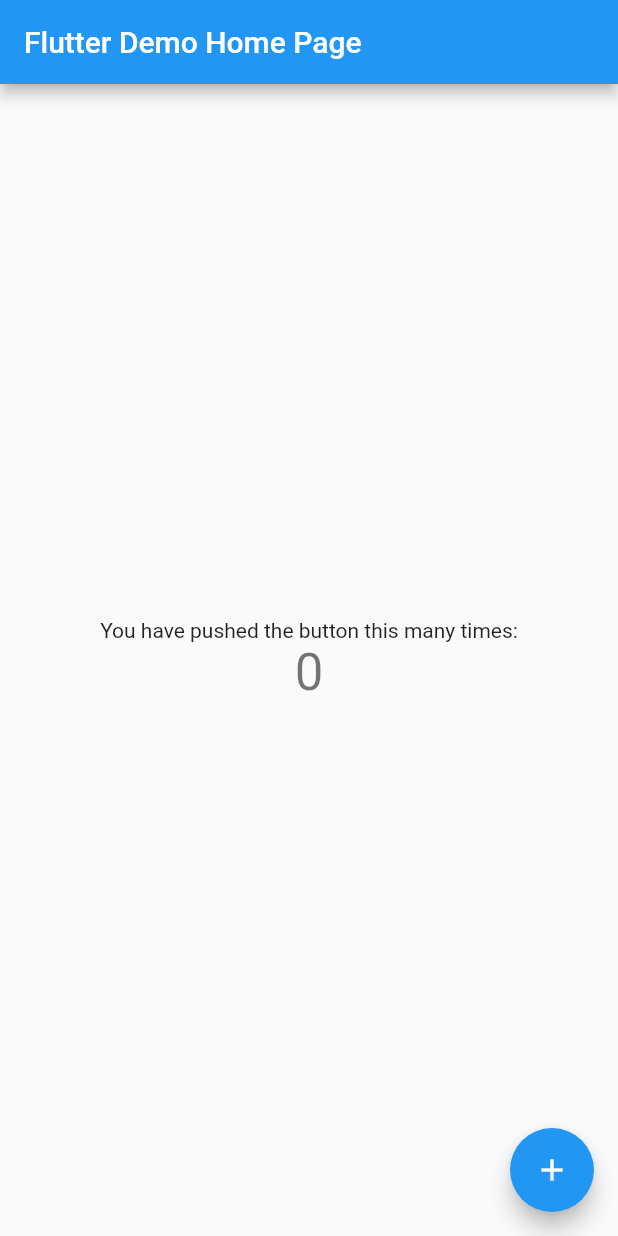
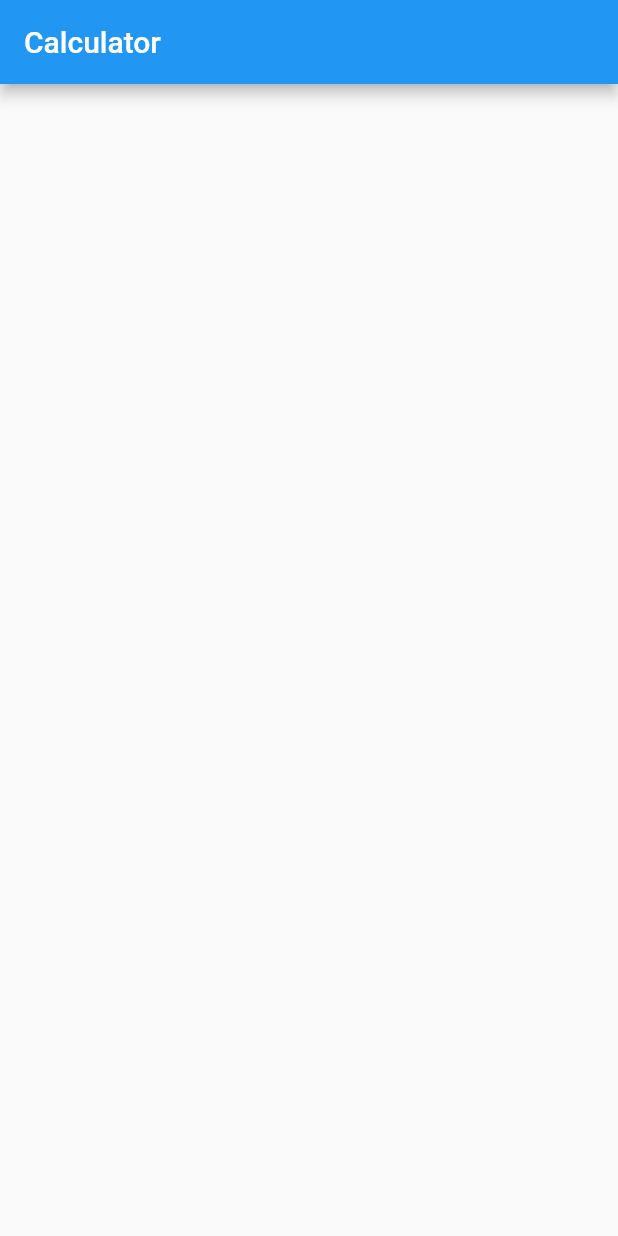
Before and after one commit to s-erfani/calculator_v2, a Flutter app: the screen it shows after launch, on a phone screen of 412 x 824 dp. Run offline on Flutter 3.47's test engine with Material 2 defaults, Android fonts, the phone set to English and light mode, and no system bars.

Commit message:
create empty screen

```diff
--- a/lib/main.dart
+++ b/lib/main.dart
@@ -9,109 +9,19 @@
   @override
   Widget build(BuildContext context) {
     return MaterialApp(
-      title: 'Flutter Demo',
-      theme: ThemeData(
-        // This is the theme of your application.
-        //
-        // Try running your application with "flutter run". You'll see the
-        // application has a blue toolbar. Then, without quitting the app, try
-        // changing the primarySwatch below to Colors.green and then invoke
-        // "hot reload" (press "r" in the console where you ran "flutter run",
-        // or simply save your changes to "hot reload" in a Flutter IDE).
-        // Notice that the counter didn't reset back to zero; the application
-        // is not restarted.
-        primarySwatch: Colors.blue,
-        // This makes the visual density adapt to the platform that you run
-        // the app on. For desktop platforms, the controls will be smaller and
-        // closer together (more dense) than on mobile platforms.
-        visualDensity: VisualDensity.adaptivePlatformDensity,
-      ),
-      home: MyHomePage(title: 'Flutter Demo Home Page'),
+      debugShowCheckedModeBanner: false,
+      home: MyHomePage(),
     );
   }
 }
 
-class MyHomePage extends StatefulWidget {
-  MyHomePage({Key key, this.title}) : super(key: key);
-
-  // This widget is the home page of your application. It is stateful, meaning
-  // that it has a State object (defined below) that contains fields that affect
-  // how it looks.
-
-  // This class is the configuration for the state. It holds the values (in this
-  // case the title) provided by the parent (in this case the App widget) and
-  // used by the build method of the State. Fields in a Widget subclass are
-  // always marked "final".
-
-  final String title;
-
-  @override
-  _MyHomePageState createState() => _MyHomePageState();
-}
-
-class _MyHomePageState extends State<MyHomePage> {
-  int _counter = 0;
-
-  void _incrementCounter() {
-    setState(() {
-      // This call to setState tells the Flutter framework that something has
-      // changed in this State, which causes it to rerun the build method below
-      // so that the display can reflect the updated values. If we changed
-      // _counter without calling setState(), then the build method would not be
-      // called again, and so nothing would appear to happen.
-      _counter++;
-    });
-  }
-
+class MyHomePage extends StatelessWidget {
   @override
   Widget build(BuildContext context) {
-    // This method is rerun every time setState is called, for instance as done
-    // by the _incrementCounter method above.
-    //
-    // The Flutter framework has been optimized to make rerunning build methods
-    // fast, so that you can just rebuild anything that needs updating rather
-    // than having to individually change instances of widgets.
     return Scaffold(
       appBar: AppBar(
-        // Here we take the value from the MyHomePage object that was created by
-        // the App.build method, and use it to set our appbar title.
-        title: Text(widget.title),
+        title: Text("Calculator"),
       ),
-      body: Center(
-        // Center is a layout widget. It takes a single child and positions it
-        // in the middle of the parent.
-        child: Column(
-          // Column is also a layout widget. It takes a list of children and
-          // arranges them vertically. By default, it sizes itself to fit its
-          // children horizontally, and tries to be as tall as its parent.
-          //
-          // Invoke "debug painting" (press "p" in the console, choose the
-          // "Toggle Debug Paint" action from the Flutter Inspector in Android
-          // Studio, or the "Toggle Debug Paint" command in Visual Studio Code)
-          // to see the wireframe for each widget.
-          //
-          // Column has various properties to control how it sizes itself and
-          // how it positions its children. Here we use mainAxisAlignment to
-          // center the children vertically; the main axis here is the vertical
-          // axis because Columns are vertical (the cross axis would be
-          // horizontal).
-          mainAxisAlignment: MainAxisAlignment.center,
-          children: <Widget>[
-            Text(
-              'You have pushed the button this many times:',
-            ),
-            Text(
-              '$_counter',
-              style: Theme.of(context).textTheme.headline4,
-            ),
-          ],
-        ),
-      ),
-      floatingActionButton: FloatingActionButton(
-        onPressed: _incrementCounter,
-        tooltip: 'Increment',
-        child: Icon(Icons.add),
-      ), // This trailing comma makes auto-formatting nicer for build methods.
     );
   }
 }
```
